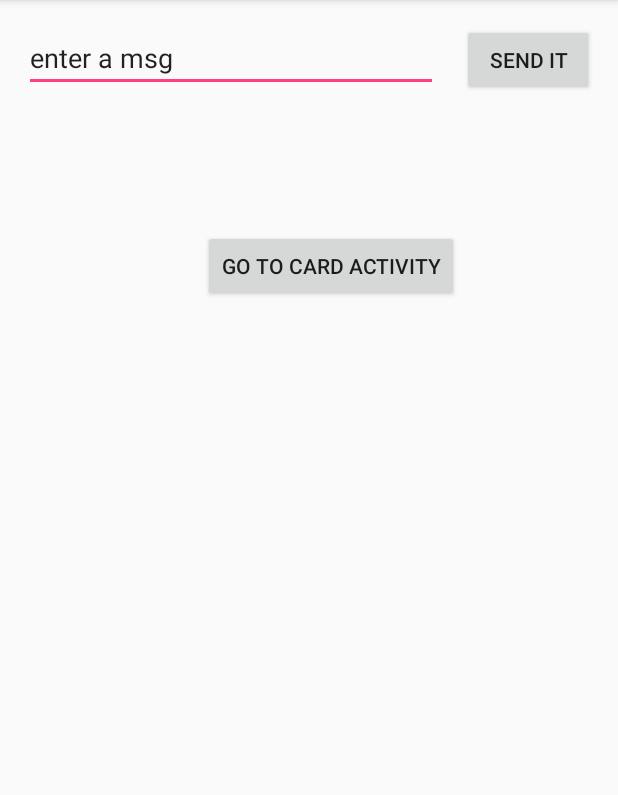
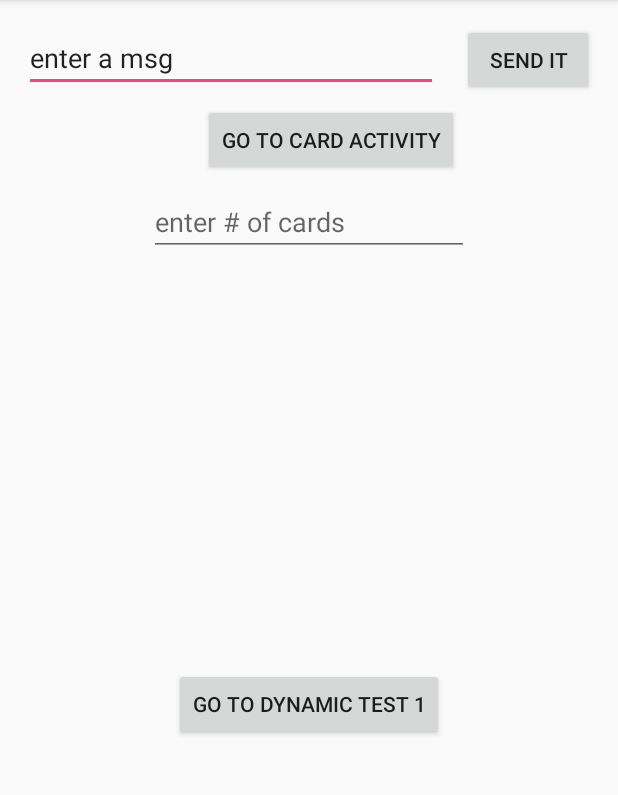
Before and after one commit to Brandon-Valley/android_app_tests, an Android app: the screen it shows after launch (MainActivity), on a phone screen of 412 x 824 dp, the part 84-879 px from its top. Run offline under Robolectric (Android 15) with nearby library versions, the phone set to English and light mode, and no system bars.

Commit message:
added go to dynamic test 1 button

```diff
--- a/test_app_0/app/src/main/java/com/example/brandon/test_app_0/CardTestActivity.java
+++ b/test_app_0/app/src/main/java/com/example/brandon/test_app_0/CardTestActivity.java
@@ -17,7 +17,13 @@ public class CardTestActivity extends AppCompatActivity {
         String message = intent.getStringExtra(MainActivity.EXTRA_MESSAGE_2);
 
         // Capture the layout's TextView and set the string as its text
+
         TextView textView = findViewById(R.id.textView3);
         textView.setText(message);
+
+
+
+
+
     }
 }
--- a/test_app_0/app/src/main/java/com/example/brandon/test_app_0/MainActivity.java
+++ b/test_app_0/app/src/main/java/com/example/brandon/test_app_0/MainActivity.java
@@ -32,7 +32,7 @@ public class MainActivity extends AppCompatActivity {
     /** Called when the user taps the go to card activity button */
     public void goToCardActivity(View view) {
         Intent intent = new Intent(this, CardTestActivity.class);
-        EditText editText = (EditText) findViewById(R.id.editText2);
+        EditText editText = (EditText) findViewById(R.id.editTextNumCards);
         String message = editText.getText().toString();
 //        println(message);
         intent.putExtra(EXTRA_MESSAGE_2, message);
--- a/test_app_0/app/src/main/res/layout/activity_card_test.xml
+++ b/test_app_0/app/src/main/res/layout/activity_card_test.xml
@@ -9,9 +9,14 @@
     <android.support.v7.widget.CardView
         android:layout_width="304dp"
         android:layout_height="87dp"
+        android:layout_marginEnd="24dp"
+        android:layout_marginLeft="24dp"
+        android:layout_marginRight="24dp"
+        android:layout_marginStart="24dp"
         android:layout_marginTop="8dp"
-        app:layout_constraintTop_toTopOf="parent"
-        tools:layout_editor_absoluteX="8dp" >
+        app:layout_constraintEnd_toEndOf="parent"
+        app:layout_constraintStart_toStartOf="parent"
+        app:layout_constraintTop_toTopOf="parent">
 
         <TextView
             android:id="@+id/textView3"
--- a/test_app_0/app/src/main/res/layout/activity_main.xml
+++ b/test_app_0/app/src/main/res/layout/activity_main.xml
@@ -51,6 +51,38 @@
     <Button
         android:id="@+id/button2"
         android:layout_width="wrap_content"
+        android:layout_height="48dp"
+        android:layout_marginEnd="8dp"
+        android:layout_marginLeft="8dp"
+        android:layout_marginRight="8dp"
+        android:layout_marginStart="8dp"
+        android:layout_marginTop="8dp"
+        android:onClick="goToCardActivity"
+        android:text="@string/button_go_to_card_activity"
+        app:layout_constraintEnd_toEndOf="parent"
+        app:layout_constraintHorizontal_bias="0.564"
+        app:layout_constraintStart_toStartOf="parent"
+        app:layout_constraintTop_toBottomOf="@+id/editText2" />
+
+    <EditText
+        android:id="@+id/editTextNumCards"
+        android:layout_width="wrap_content"
+        android:layout_height="wrap_content"
+        android:layout_marginEnd="8dp"
+        android:layout_marginLeft="8dp"
+        android:layout_marginRight="8dp"
+        android:layout_marginStart="8dp"
+        android:layout_marginTop="8dp"
+        android:ems="10"
+        android:hint="@string/edit_num_cards"
+        android:inputType="number"
+        app:layout_constraintEnd_toEndOf="parent"
+        app:layout_constraintStart_toStartOf="parent"
+        app:layout_constraintTop_toBottomOf="@+id/button2" />
+
+    <Button
+        android:id="@+id/button3"
+        android:layout_width="wrap_content"
         android:layout_height="wrap_content"
         android:layout_marginBottom="8dp"
         android:layout_marginEnd="8dp"
@@ -58,12 +90,9 @@
         android:layout_marginRight="8dp"
         android:layout_marginStart="8dp"
         android:layout_marginTop="8dp"
-        android:onClick="goToCardActivity"
-        android:text="@string/button_go_to_card_activity"
+        android:text="@string/button_go_to_dynamic_test_1"
         app:layout_constraintBottom_toBottomOf="parent"
         app:layout_constraintEnd_toEndOf="parent"
-        app:layout_constraintHorizontal_bias="0.564"
         app:layout_constraintStart_toStartOf="parent"
-        app:layout_constraintTop_toBottomOf="@+id/editText2"
-        app:layout_constraintVertical_bias="0.131" />
+        app:layout_constraintTop_toBottomOf="@+id/editTextNumCards" />
 </android.support.constraint.ConstraintLayout>
--- a/test_app_0/app/src/main/res/values/strings.xml
+++ b/test_app_0/app/src/main/res/values/strings.xml
@@ -3,4 +3,6 @@
     <string name="edit_message">enter a msg</string>
     <string name="button_send">SEND IT</string>
     <string name="button_go_to_card_activity">Go to card activity</string>
+    <string name="edit_num_cards">enter # of cards</string>
+    <string name="button_go_to_dynamic_test_1">go to dynamic test 1</string>
 </resources>
```
